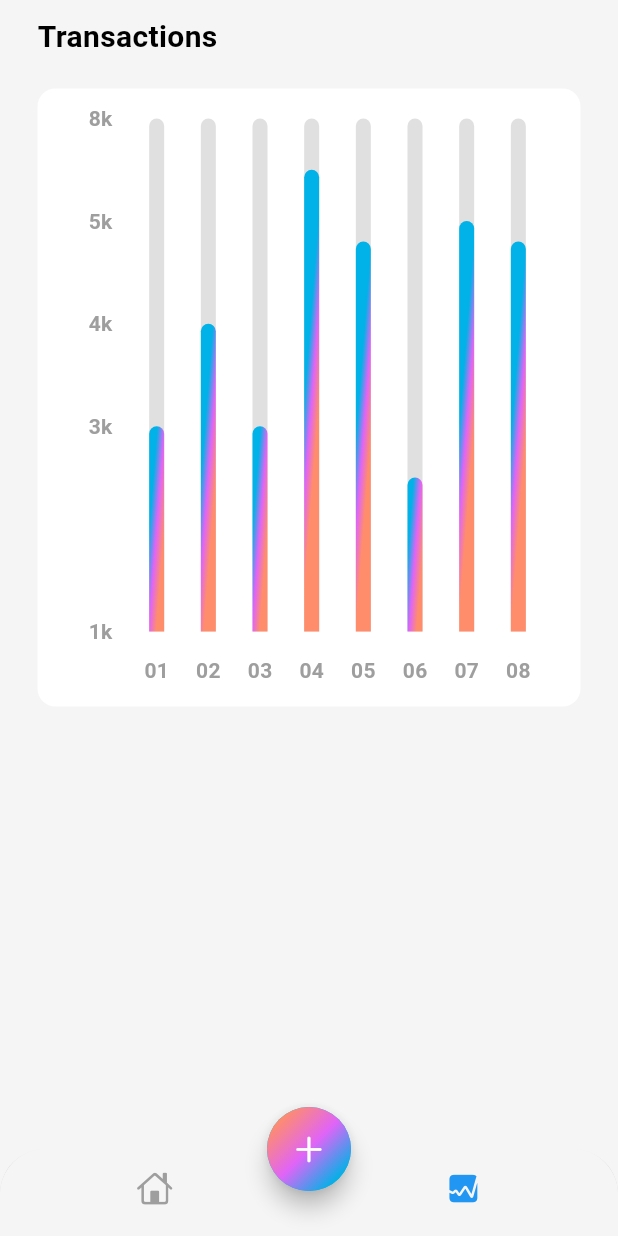
After one commit to Francis-Yuppie/expense_tracker_flutter, a Flutter app: the screen it shows after launch, item 2 of the bottom bar chosen, on a phone screen of 412 x 824 dp. The commit adds this screen. Run offline on Flutter 3.47's test engine with Material 3 defaults, Android fonts, the phone set to English and light mode, and no system bars; drawn by our look-alikes of fl_chart; our stand-ins replace font_awesome_flutter.

Commit message:
finished expense tracker app

```diff
--- a/lib/main.dart
+++ b/lib/main.dart
@@ -1,6 +1,5 @@
 import 'package:flutter/material.dart';
 import 'package:expense_tracker/app.dart';
-
 
 void main() {
   runApp(const MyApp());
--- a/lib/screens/home/views/home_screen.dart
+++ b/lib/screens/home/views/home_screen.dart
@@ -3,8 +3,25 @@ import 'dart:math';
 import 'package:flutter/material.dart';
 import 'package:flutter/cupertino.dart';
 import 'package:expense_tracker/screens/home/views/main_screen.dart';
-class HomeScreen extends StatelessWidget {
+import 'package:expense_tracker/screens/stats/stats.dart';
+
+class HomeScreen extends StatefulWidget {
   const HomeScreen({super.key});
+
+  @override
+  State<HomeScreen> createState() => _HomeScreenState();
+}
+
+class _HomeScreenState extends State<HomeScreen> {
+  int index = 0;
+  late Color selectedItem = Colors.blue;
+  Color unselectedItem = Colors.grey;
+
+  // @override
+  // void initState() {
+  //   selectedItem = Theme.of(context).colorScheme.primary;
+  //   super.initState();
+  // }
 
   @override
   Widget build(BuildContext context) {
@@ -14,17 +31,24 @@ class HomeScreen extends StatelessWidget {
           borderRadius: const BorderRadius.vertical(top: Radius.circular(30)),
           child: BottomNavigationBar(
               onTap: (value) {
-            print(value);
+                setState(() {
+                  index = value;
+                });
               },
-            backgroundColor: Colors.white,
+              // fixedColor: Colors.red,
+              // backgroundColor: Colors.white,
               showSelectedLabels: false,
               showUnselectedLabels: false,
               elevation: 3,
               items: [
                 BottomNavigationBarItem(
-                  icon: Icon(CupertinoIcons.home), label: 'Home'),
+                    icon: Icon(CupertinoIcons.home,
+                        color: index == 0 ? selectedItem : unselectedItem),
+                    label: 'Home'),
                 BottomNavigationBarItem(
-                  icon: Icon(CupertinoIcons.graph_square_fill), label: 'Stats')
+                    icon: Icon(CupertinoIcons.graph_square_fill,
+                        color: index == 1 ? selectedItem : unselectedItem),
+                    label: 'Stats')
               ]),
         ),
         floatingActionButtonLocation: FloatingActionButtonLocation.centerDocked,
@@ -40,13 +64,11 @@ class HomeScreen extends StatelessWidget {
                       Theme.of(context).colorScheme.tertiary,
                       Theme.of(context).colorScheme.secondary,
                       Theme.of(context).colorScheme.primary,
-                  ],
-                  transform: const GradientRotation(pi / 4)
-                  )
-                  ),
-              child: const Icon(CupertinoIcons.add))
-              ),
-      body: const MainScreen()
+                    ], transform: const GradientRotation(pi / 4))),
+                child: const Icon(CupertinoIcons.add))),
+        // body: const MainScreen()
+        body:
+            index == 0 ? const MainScreen() : StartScreen() // widgetList[index]
         );
   }
 }
--- /dev/null
+++ b/lib/screens/stats/chart.dart
@@ -0,0 +1,174 @@
+import 'dart:math';
+
+import 'package:fl_chart/fl_chart.dart';
+import 'package:flutter/material.dart';
+
+class MyChart extends StatefulWidget {
+  const MyChart({super.key});
+
+  @override
+  State<MyChart> createState() => _MyChartState();
+}
+
+class _MyChartState extends State<MyChart> {
+  @override
+  Widget build(BuildContext context) {
+    return BarChart(mainBarData());
+  }
+
+  BarChartGroupData makeGroupData(int x, double y, Color color) {
+    return BarChartGroupData(
+      x: x,
+      barRods: [
+        BarChartRodData(
+          toY: y,
+          gradient: LinearGradient(
+            colors: [
+              Theme.of(context).colorScheme.primary,
+              Theme.of(context).colorScheme.secondary,
+              Theme.of(context).colorScheme.tertiary,
+            ],
+            transform: const GradientRotation(pi / 40),
+          ),
+          color: color,
+          width: 10,
+          backDrawRodData: BackgroundBarChartRodData(
+            show: true,
+            toY: 5,
+            color: Colors.grey.shade300,
+          ),
+          borderRadius: const BorderRadius.only(
+            topLeft: Radius.circular(6),
+            topRight: Radius.circular(6),
+          ),
+        ),
+      ],
+    );
+  }
+
+  List<BarChartGroupData> showingGroups() => List.generate(8, (i) {
+        switch (i) {
+          case 0:
+            return makeGroupData(0, 2, Colors.red);
+          case 1:
+            return makeGroupData(1, 3, Colors.blue);
+          case 2:
+            return makeGroupData(2, 2, Colors.green);
+          case 3:
+            return makeGroupData(3, 4.5, Colors.yellow);
+          case 4:
+            return makeGroupData(4, 3.8, Colors.purple);
+          case 5:
+            return makeGroupData(5, 1.5, Colors.orange);
+          case 6:
+            return makeGroupData(6, 4, Colors.brown);
+          case 7:
+            return makeGroupData(7, 3.8, Colors.cyan);
+          default:
+            return throw Error();
+        }
+      });
+
+  BarChartData mainBarData() {
+    return BarChartData(
+      titlesData: FlTitlesData(
+        show: true,
+        rightTitles: const AxisTitles(
+          sideTitles: SideTitles(showTitles: false),
+        ),
+        topTitles: AxisTitles(
+          sideTitles: SideTitles(showTitles: false),
+        ),
+        bottomTitles: AxisTitles(
+          sideTitles: SideTitles(
+            showTitles: true,
+            reservedSize: 38,
+            getTitlesWidget: getTiles,
+          ),
+        ),
+        leftTitles: AxisTitles(
+          sideTitles: SideTitles(
+            showTitles: true,
+               reservedSize: 38,
+            getTitlesWidget: leftTiles,
+            ),
+
+        ),
+      ),
+      borderData: FlBorderData(
+        show: false,
+      ),
+      gridData: FlGridData(
+        show: false,
+      ),
+      barGroups: showingGroups(),
+    );
+  }
+
+  Widget getTiles(double value, TitleMeta meta) {
+    const style = TextStyle(
+      color: Colors.grey,
+      fontWeight: FontWeight.bold,
+      fontSize: 14,
+    );
+    Widget text;
+    switch (value.toInt()) {
+      case 0:
+        text = const Text('01', style: style);
+        break;
+      case 1:
+        text = const Text('02', style: style);
+        break;
+      case 2:
+        text = const Text('03', style: style);
+        break;
+      case 3:
+        text = const Text('04', style: style);
+        break;
+      case 4:
+        text = const Text('05', style: style);
+        break;
+      case 5:
+        text = const Text('06', style: style);
+        break;
+      case 6:
+        text = const Text('07', style: style);
+        break;
+      default:
+        text = const Text('08', style: style);
+        break;
+    }
+    return SideTitleWidget(
+      axisSide: meta.axisSide,
+      space: 16,
+      child: text,
+    );
+  }
+
+  Widget leftTiles(double value, TitleMeta meta) {
+    const style = TextStyle(
+      color: Colors.grey,
+      fontWeight: FontWeight.bold,
+      fontSize: 14,
+    );
+    String text;
+    if (value == 0) {
+      text = '1k';
+    } else if (value == 2) {
+      text = '3k';
+    } else if (value == 3) {
+      text = '4k';
+    } else if (value == 4) {
+      text = '5k';
+    } else if (value == 5) {
+      text = '8k';
+    } else {
+      return Container();
+    }
+    return SideTitleWidget(
+      axisSide: meta.axisSide,
+      space: 0,
+      child: Text(text, style: style),
+    );
+  }
+}
--- /dev/null
+++ b/lib/screens/stats/stats.dart
@@ -0,0 +1,41 @@
+import 'package:expense_tracker/screens/stats/chart.dart';
+import 'package:flutter/material.dart';
+
+class StartScreen extends StatelessWidget {
+  const StartScreen({super.key});
+
+  @override
+  Widget build(BuildContext context) {
+    return SafeArea(
+      child: Padding(
+        padding: const EdgeInsets.symmetric(horizontal: 25.0, vertical: 10),
+        child: Column(
+          crossAxisAlignment: CrossAxisAlignment.start,
+          children: [
+            Text(
+              'Transactions',
+              style: TextStyle(
+                fontSize: 20,
+                fontWeight: FontWeight.bold,
+              ),
+            ),
+            const SizedBox(height: 20),
+            Container(
+                width: MediaQuery.of(context).size.width,
+                height: MediaQuery.of(context).size.width,
+                decoration: BoxDecoration(
+                  color: Colors.white,
+                  borderRadius: BorderRadius.circular(12),
+                ),
+                // color: Colors.cyan,
+                child: Padding(
+                  padding: const EdgeInsets.fromLTRB(12, 20, 12, 12),
+                  child: MyChart(),
+                )
+              ),
+          ],
+        ),
+      ),
+    );
+  }
+}
--- a/pubspec.yaml
+++ b/pubspec.yaml
@@ -13,6 +13,7 @@ dependencies:
     sdk: flutter
   cupertino_icons: ^1.0.8
   font_awesome_flutter: '>= 4.7.0'
+  fl_chart: ^0.66.0
 
 dev_dependencies:
   flutter_test:
```
Also changed, not shown: pubspec.lock, 4 other files. Lines whose indentation alone changed are shown as unchanged.
